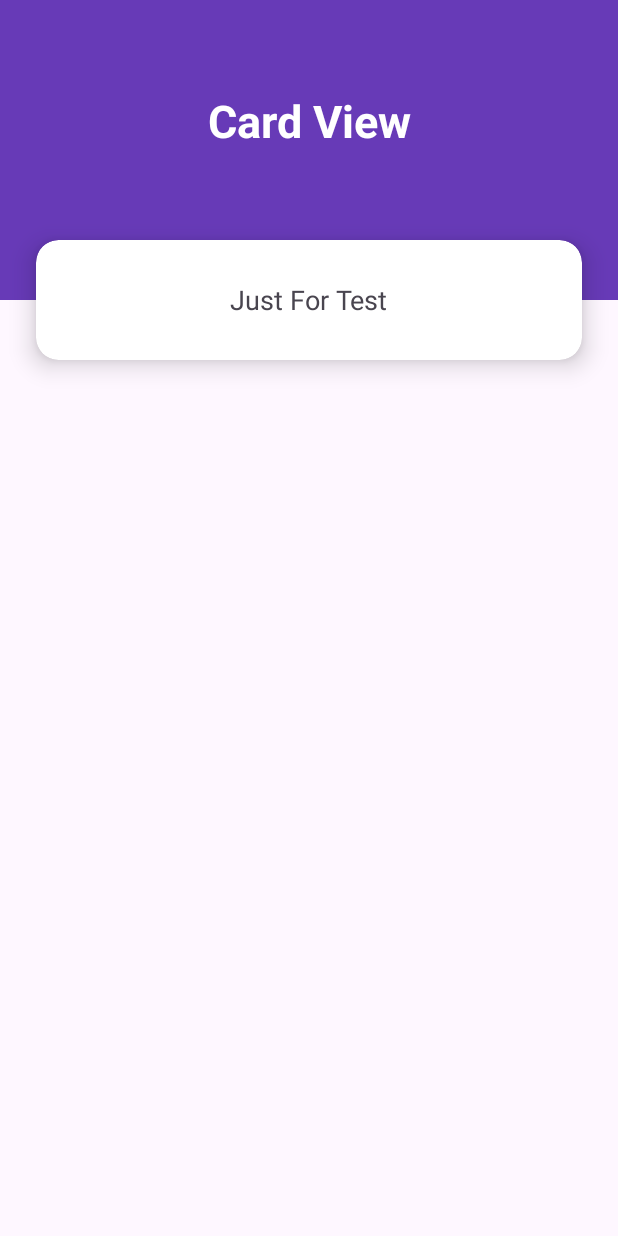
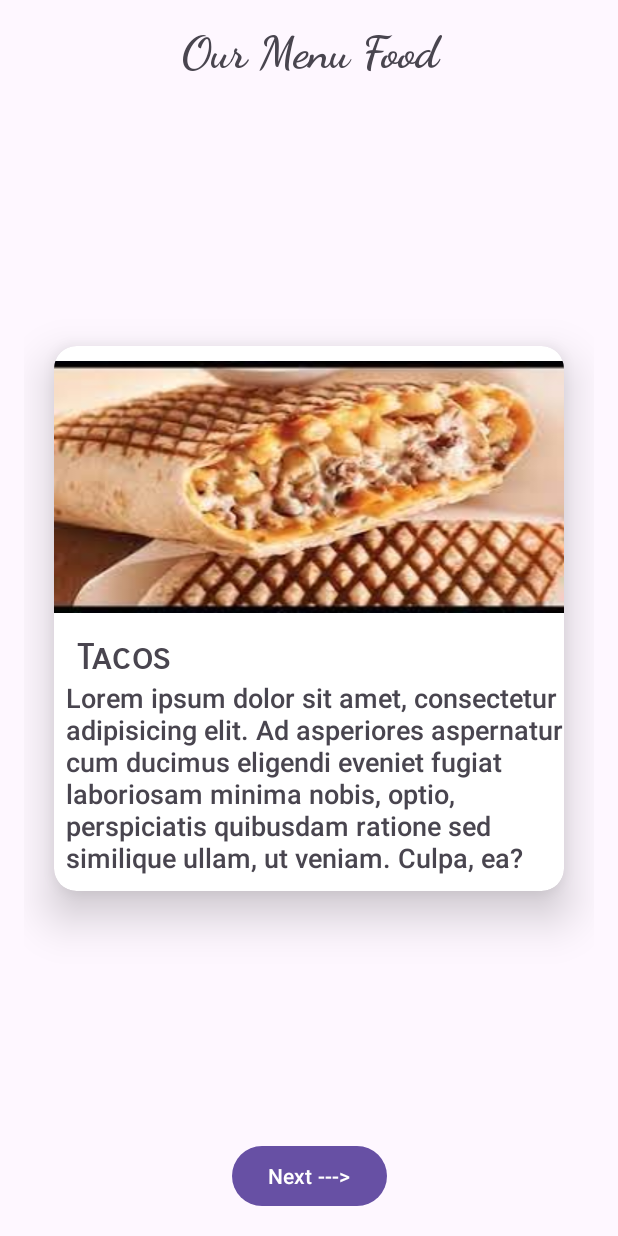
Before and after one commit to Abdelilah-Falih/miniProjet03, an Android app: the screen it shows after launch (MainActivity), on a phone screen of 412 x 824 dp. Run offline under Robolectric (Android 15) with nearby library versions, the phone set to English and light mode, and no system bars.

Commit message:
main :  -> add pager  -> setup the item_pager_food and his custom adapter  -> show data in the pager

```diff
--- /dev/null
+++ b/app/src/main/java/com/example/myapplication/Food.java
@@ -0,0 +1,24 @@
+package com.example.myapplication;
+
+public class Food {
+    int imageRes;
+    String name, description;
+
+    public Food(int imageRes, String name, String description) {
+        this.imageRes = imageRes;
+        this.name = name;
+        this.description = description;
+    }
+
+    public int getImageRes() {
+        return imageRes;
+    }
+
+    public String getName() {
+        return name;
+    }
+
+    public String getDescription() {
+        return description;
+    }
+}
--- /dev/null
+++ b/app/src/main/java/com/example/myapplication/FoodPagerAdapter.java
@@ -0,0 +1,51 @@
+package com.example.myapplication;
+
+import android.view.LayoutInflater;
+import android.view.View;
+import android.view.ViewGroup;
+import android.widget.ImageView;
+import android.widget.TextView;
+
+import androidx.annotation.NonNull;
+import androidx.recyclerview.widget.RecyclerView;
+
+import java.util.ArrayList;
+
+public class FoodPagerAdapter extends RecyclerView.Adapter<FoodPagerAdapter.ViewHolder> {
+    ArrayList<Food> foods ;
+
+    public FoodPagerAdapter(ArrayList<Food> foods) {
+        this.foods = foods;
+    }
+
+    @NonNull
+    @Override
+    public ViewHolder onCreateViewHolder(@NonNull ViewGroup parent, int viewType) {
+        View view = LayoutInflater.from(parent.getContext()).inflate(R.layout.pager_item_foods, parent, false);
+        return new ViewHolder(view);
+    }
+
+    @Override
+    public void onBindViewHolder(@NonNull ViewHolder holder, int position) {
+        Food food = foods.get(position);
+        holder.iv_food.setImageResource(food.getImageRes());
+        holder.tv_name.setText(food.getName());
+        holder.tv_description.setText(food.getDescription());
+    }
+
+    @Override
+    public int getItemCount() {
+        return foods.size();
+    }
+
+    public class ViewHolder extends RecyclerView.ViewHolder {
+        ImageView iv_food;
+        TextView tv_name, tv_description;
+        public ViewHolder(@NonNull View itemView) {
+            super(itemView);
+            iv_food = itemView.findViewById(R.id.iv_food);
+            tv_name = itemView.findViewById(R.id.tv_name);
+            tv_description = itemView.findViewById(R.id.tv_description);
+        }
+    }
+}
--- a/app/src/main/java/com/example/myapplication/MainActivity.java
+++ b/app/src/main/java/com/example/myapplication/MainActivity.java
@@ -3,12 +3,47 @@ package com.example.myapplication;
 import androidx.appcompat.app.AppCompatActivity;
 
 import android.os.Bundle;
+import android.view.View;
+
+import com.example.myapplication.databinding.ActivityMainBinding;
+
+import java.util.ArrayList;
 
 public class MainActivity extends AppCompatActivity {
+
+    ActivityMainBinding binding;
+    View root;
+
+    ArrayList<Food> foods = new ArrayList<>();
+    int[] imagesRes = {R.drawable.tacos, R.drawable.denner, R.drawable.breakfast, R.drawable.lunch,};
+    String[] food_names = {"Tacos", "Dinner", "Breakfast", "Lunch"};
+    String[] food_desc;
 
     @Override
     protected void onCreate(Bundle savedInstanceState) {
         super.onCreate(savedInstanceState);
         setContentView(R.layout.activity_main);
+        binding = ActivityMainBinding.inflate(getLayoutInflater());
+        root = binding.getRoot();
+        setContentView(root);
+
+        food_desc = getResources().getStringArray(R.array.food_desc);
+
+
+        for (int i = 0; i < imagesRes.length; i++) {
+            foods.add(new Food(imagesRes[i], food_names[i], food_desc[i]));
+        }
+
+        FoodPagerAdapter adapter = new FoodPagerAdapter(foods);
+        binding.vPager.setAdapter(adapter);
+        binding.vPager.setClipToPadding(false);
+        binding.vPager.setClipChildren(false);
+        binding.vPager.setOffscreenPageLimit(2);
+        binding.vPager.getChildAt(0).setOverScrollMode(View.OVER_SCROLL_NEVER);
+
+
+
+
+
     }
 }
--- a/app/src/main/res/layout/activity_main.xml
+++ b/app/src/main/res/layout/activity_main.xml
@@ -6,52 +6,39 @@
     android:layout_height="match_parent"
     tools:context=".MainActivity">
 
-    <View
-        android:id="@+id/view"
+    <TextView
+        android:id="@+id/textView3"
         android:layout_width="0dp"
-        android:layout_height="200dp"
-        android:background="#673AB7"
+        android:layout_height="wrap_content"
+        android:layout_marginTop="16dp"
+        android:fontFamily="cursive"
+        android:gravity="center"
+        android:text="Our Menu Food"
+        android:textSize="30sp"
+        android:textStyle="bold"
         app:layout_constraintEnd_toEndOf="parent"
         app:layout_constraintStart_toStartOf="parent"
         app:layout_constraintTop_toTopOf="parent" />
 
-    <androidx.cardview.widget.CardView
-        android:id="@+id/cardView"
+    <androidx.viewpager2.widget.ViewPager2
+        android:id="@+id/v_pager"
         android:layout_width="0dp"
-        android:layout_height="80dp"
-        android:layout_marginStart="24dp"
-        android:layout_marginEnd="24dp"
-        app:cardCornerRadius="15dp"
-        app:cardElevation="10dp"
-        app:layout_constraintBottom_toBottomOf="@+id/view"
+        android:layout_height="0dp"
+        android:layout_marginStart="16dp"
+        android:layout_marginEnd="16dp"
+        app:layout_constraintBottom_toBottomOf="parent"
         app:layout_constraintEnd_toEndOf="parent"
         app:layout_constraintStart_toStartOf="parent"
-        app:layout_constraintTop_toBottomOf="@+id/view">
+        app:layout_constraintTop_toTopOf="parent"
+        app:layout_constraintVertical_bias=".376" />
 
-        <RelativeLayout
-            android:layout_width="match_parent"
-            android:layout_height="match_parent">
-
-            <TextView
-                android:id="@+id/textView"
-                android:layout_width="wrap_content"
-                android:layout_height="wrap_content"
-                android:layout_centerInParent="true"
-                android:text="Just For Test"
-                android:textSize="18sp" />
-        </RelativeLayout>
-    </androidx.cardview.widget.CardView>
-
-    <TextView
-        android:id="@+id/textView2"
+    <Button
+        android:id="@+id/btn_next"
         android:layout_width="wrap_content"
         android:layout_height="wrap_content"
-        android:text="Card View"
-        android:textColor="@color/white"
-        android:textSize="30sp"
-        android:textStyle="bold"
-        app:layout_constraintBottom_toTopOf="@+id/cardView"
+        android:layout_marginBottom="16dp"
+        android:text="Next --->"
+        app:layout_constraintBottom_toBottomOf="parent"
         app:layout_constraintEnd_toEndOf="parent"
-        app:layout_constraintStart_toStartOf="parent"
-        app:layout_constraintTop_toTopOf="@+id/view" />
+        app:layout_constraintStart_toStartOf="parent" />
 </androidx.constraintlayout.widget.ConstraintLayout>
--- /dev/null
+++ b/app/src/main/res/layout/pager_item_foods.xml
@@ -0,0 +1,54 @@
+<?xml version="1.0" encoding="utf-8"?>
+<androidx.constraintlayout.widget.ConstraintLayout xmlns:android="http://schemas.android.com/apk/res/android"
+    xmlns:app="http://schemas.android.com/apk/res-auto"
+    xmlns:tools="http://schemas.android.com/tools"
+    android:layout_width="match_parent"
+    android:layout_height="match_parent">
+
+    <androidx.cardview.widget.CardView
+        android:layout_width="0dp"
+        android:layout_height="wrap_content"
+        android:layout_margin="20dp"
+        app:cardCornerRadius="15dp"
+        app:cardElevation="18dp"
+        app:layout_constraintBottom_toBottomOf="parent"
+        app:layout_constraintEnd_toEndOf="parent"
+        app:layout_constraintStart_toStartOf="parent"
+        app:layout_constraintTop_toTopOf="parent">
+
+        <LinearLayout
+            android:layout_width="match_parent"
+            android:layout_height="match_parent"
+            android:orientation="vertical">
+
+            <ImageView
+                android:id="@+id/iv_food"
+                android:layout_width="match_parent"
+                android:layout_height="wrap_content"
+                android:layout_marginTop="10dp"
+                android:scaleType="fitXY"
+                app:srcCompat="@drawable/denner" />
+
+            <TextView
+                android:id="@+id/tv_name"
+                android:layout_width="match_parent"
+                android:layout_height="wrap_content"
+                android:layout_marginTop="15dp"
+                android:fontFamily="sans-serif-smallcaps"
+                android:paddingStart="15dp"
+                android:text="Denner"
+                android:textSize="23sp"
+                android:textStyle="bold" />
+
+            <TextView
+                android:id="@+id/tv_description"
+                android:layout_width="match_parent"
+                android:layout_height="match_parent"
+                android:layout_marginBottom="10dp"
+                android:fontFamily="sans-serif-medium"
+                android:paddingStart="8dp"
+                android:text="TextView"
+                android:textSize="18sp" />
+        </LinearLayout>
+    </androidx.cardview.widget.CardView>
+</androidx.constraintlayout.widget.ConstraintLayout>
--- a/app/src/main/res/values/strings.xml
+++ b/app/src/main/res/values/strings.xml
@@ -1,3 +1,9 @@
 <resources>
     <string name="app_name">My Application</string>
+    <string-array name="food_desc">
+        <item>Lorem ipsum dolor sit amet, consectetur adipisicing elit. Ad asperiores aspernatur cum ducimus eligendi eveniet fugiat laboriosam minima nobis, optio, perspiciatis quibusdam ratione sed similique ullam, ut veniam. Culpa, ea?</item>
+        <item>Lorem ipsum dolor sit amet, consectetur adipisicing elit. Cumque distinctio officia quasi? Delectus iure magnam officiis quam quos similique! Ad at beatae consequuntur dolores exercitationem libero nihil pariatur quasi voluptate.</item>
+        <item>Lorem ipsum dolor sit amet, consectetur adipisicing elit. Magni, nostrum officiis. Aliquid aut corporis cumque cupiditate, debitis, delectus deleniti doloribus ea eius magnam nemo porro quo, tenetur. Cum, dignissimos nesciunt.</item>
+        <item>Lorem ipsum dolor sit amet, consectetur adipisicing elit. Aperiam culpa deserunt minus natus vel. Accusamus ad aliquid aperiam eius enim hic maxime provident. Accusamus culpa deleniti dolor nesciunt, provident temporibus!</item>
+    </string-array>
 </resources>
```
Also changed, not shown: app/src/main/res/drawable-v24/breakfast.jpeg (added), app/src/main/res/drawable-v24/denner.jpeg (added), app/src/main/res/drawable-v24/lunch.jpeg (added), app/src/main/res/drawable-v24/tacos.jpeg (added).
